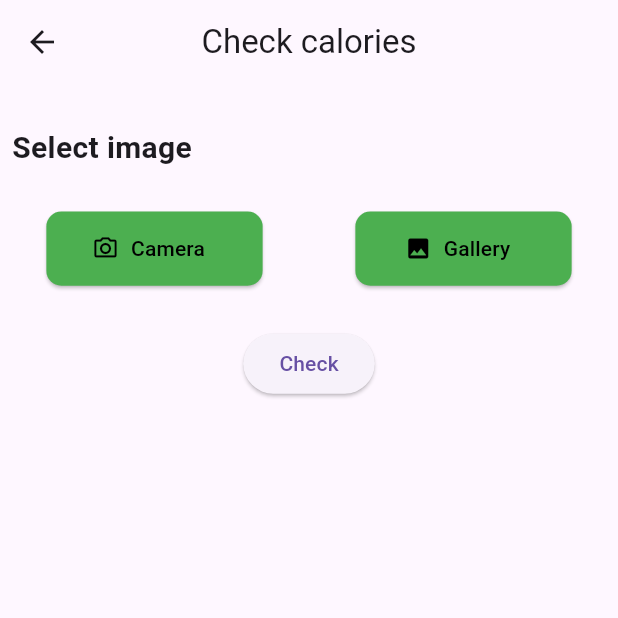
After one commit to MeAnandCB/food_calorie-_recomendation, a Flutter app: the NewCalorieCheck screen opened directly, after a tap on "Check", on a phone screen of 412 x 824 dp, the top half of it. The commit adds this screen. Run offline on Flutter 3.47's test engine with Material 3 defaults, Android fonts, the phone set to English and light mode, and no system bars; our stand-ins replace google_fonts, image_picker, shared_preferences; accounts and stored records are empty; network calls fail.

Commit message:
image posting, but 500 server error

```diff
--- a/lib/app_config/app_config.dart
+++ b/lib/app_config/app_config.dart
@@ -1,6 +1,6 @@
 class AppConfig {
-  static String baseurl = "http://10.11.0.221:8000/accounts/";
-  static String mediaurl="http://10.11.0.221:8000/";
+  static String baseurl = "http://10.0.2.2:8000/accounts/";
+  static String mediaurl="http://10.11.0.237:8000/";
   static const String loginData = 'loginData';
   static const String status = "status";
   static const String token = "token";
--- a/lib/global_widget/image_icon_button.dart
+++ b/lib/global_widget/image_icon_button.dart
@@ -9,8 +9,8 @@ class ImageIconButton extends StatelessWidget {
   final Color iconColor;
   final Color buttonColor;
 
-   ImageIconButton({
-    // Key key,
+  const ImageIconButton({
+    super.key,
     required this.width,
     required this.height,
     required this.onPressed,
@@ -19,7 +19,8 @@ class ImageIconButton extends StatelessWidget {
     this.iconColor = Colors.black,
     this.buttonColor = Colors.green,
   });
-      // : super(key: key);
+
+  // : super(key: key);
 
   @override
   Widget build(BuildContext context) {
--- a/lib/main.dart
+++ b/lib/main.dart
@@ -1,18 +1,20 @@
 import 'package:flutter/material.dart';
 import 'package:food_calorie_recognition/presentation/check_calorie/controller/check_calorie_controller.dart';
 import 'package:food_calorie_recognition/presentation/login/controller/login_controller.dart';
+import 'package:food_calorie_recognition/presentation/new_check_calorie/new_calorie_controller.dart';
 import 'package:food_calorie_recognition/presentation/register/controller/register_controller.dart';
 import 'package:food_calorie_recognition/presentation/splash/view/splash_screen.dart';
 import 'package:provider/provider.dart';
 
 void main() {
   runApp(
-    MultiProvider(providers: [
-      ChangeNotifierProvider(create: (context)=>RegisterController()),
-      ChangeNotifierProvider(create: (context)=>LoginController()),
-      ChangeNotifierProvider(create: (context)=>CheckcalorieController())
-    ],
-    child: const MyApp(),)
+      MultiProvider(providers: [
+        ChangeNotifierProvider(create: (context) => RegisterController()),
+        ChangeNotifierProvider(create: (context) => LoginController()),
+        ChangeNotifierProvider(create: (context) => CheckcalorieController()),
+        ChangeNotifierProvider(create: (context) => NewCalorieController())
+      ],
+        child: const MyApp(),)
   );
 }
 
@@ -23,6 +25,7 @@ class MyApp extends StatelessWidget {
   Widget build(BuildContext context) {
     return MaterialApp(
       home: SplashScreen(),
+      debugShowCheckedModeBanner: false,
     );
   }
 }
--- a/lib/presentation/home/view/home_page.dart
+++ b/lib/presentation/home/view/home_page.dart
@@ -1,5 +1,6 @@
 import 'package:flutter/material.dart';
 import 'package:food_calorie_recognition/presentation/check_calorie/view/check_calorie_view.dart';
+import 'package:food_calorie_recognition/presentation/new_check_calorie/new_check_calorie.dart';
 
 class HomePage extends StatefulWidget {
   const HomePage({super.key});
@@ -39,7 +40,7 @@ class _HomePageState extends State<HomePage> {
             ),
             SizedBox(height: 30),
             ElevatedButton(onPressed: (){
-              Navigator.push(context, MaterialPageRoute(builder: (contex)=>CheckCalorie()));
+              Navigator.push(context, MaterialPageRoute(builder: (context)=>NewCalorieCheck()));
             }, child: Text("check calories"))
           ],
         ),
--- /dev/null
+++ b/lib/presentation/new_check_calorie/new_calorie_controller.dart
@@ -0,0 +1,76 @@
+import 'dart:developer';
+import 'dart:io';
+
+import 'package:flutter/material.dart';
+import 'package:http/http.dart' as http;
+
+import '../../../app_config/app_config.dart';
+import '../../core/constatns/app_utils.dart';
+
+class NewCalorieController extends ChangeNotifier {
+  Future<void> calCheck(
+    BuildContext context,
+    File? image,
+  ) async {
+    try {
+      var url = "${AppConfig.baseurl}checkcalorie/";
+      onUploadImage(url, image).then((value) {
+        log(">>>>>>>>>>>>> ${value.statusCode}");
+        if (value.statusCode == 200) {
+          // Navigator.pop(context);
+          // var message = jsonDecode(value.body)["response"];
+          AppUtils.oneTimeSnackBar("done",
+              context: context, bgColor: Colors.green, time: 3);
+        } else {
+          // var message = jsonDecode(value.body)["error"];
+          AppUtils.oneTimeSnackBar("not done", context: context,bgColor: Colors.red);
+        }
+      });
+    } catch (e) {
+      AppUtils.oneTimeSnackBar("Catch error", context: context,bgColor: Colors.red);
+    }
+  }
+  // Future<void> _uploadImage() async {
+  //   if (_image == null) {
+  //     // Show an error message or handle the case where no image is selected
+  //     log("pic not selected");
+  //     return;
+  //   }
+  //
+  //   final url = Uri.parse('http://10.11.0.237:8000/accounts/checkcalorie/');
+  //   final request = http.MultipartRequest('POST', url);
+  //   request.files.add(await http.MultipartFile.fromPath('image', _image.... ));
+  //
+  //   final response = await http.Response.fromStream(await request.send());
+  //   log(response.statusCode.toString());
+  //   if (response.statusCode == 200) {
+  //     // Handle success, maybe show a success message
+  //     log("success");
+  //   } else {
+  //     // Handle error, maybe show an error message
+  //     log("failed");
+  //   }
+  // }
+  Future<http.Response> onUploadImage(String url, File? selectedImage) async {
+    var request = http.MultipartRequest('POST', Uri.parse(url));
+    Map<String, String> headers = {"Content-type": "multipart/form-data"};
+    if (selectedImage != null) {
+      log("image size -> ${selectedImage.lengthSync()} bytes <<<<<<<<<<Size in bytes>>>>>>>>>>");
+      request.files.add(
+        await http.MultipartFile.fromPath(
+          'image',
+          selectedImage.path,
+        ),
+      );
+    }
+    // request.fields['image'] = selectedImage!.path;
+    request.headers.addAll(headers);
+    log("request:----->> $request");
+    var res = await request.send();
+    log("Request URL>>>>>: $url");
+    // print("Request Headers>>>>>>>: $headers");
+    log("Request Body: ${request.fields},Files>>>> ${request.files}");
+    log("reason>>>>${res.reasonPhrase.toString()}");
+    return await http.Response.fromStream(res);
+  }
+}
--- /dev/null
+++ b/lib/presentation/new_check_calorie/new_check_calorie.dart
@@ -0,0 +1,108 @@
+import 'dart:io';
+
+import 'package:flutter/material.dart';
+import 'package:food_calorie_recognition/presentation/new_check_calorie/new_calorie_controller.dart';
+import 'package:image_picker/image_picker.dart';
+import 'package:provider/provider.dart';
+
+import '../../global_widget/image_icon_button.dart';
+
+class NewCalorieCheck extends StatefulWidget {
+  const NewCalorieCheck({Key? key}) : super(key: key);
+
+  @override
+  _NewCalorieCheckState createState() => _NewCalorieCheckState();
+}
+
+class _NewCalorieCheckState extends State<NewCalorieCheck> {
+
+  File? image;
+
+
+  Future<void> _getImage(ImageSource source) async {
+    final pickedFile = await ImagePicker().pickImage(source: source);
+    if (pickedFile != null) {
+      setState(() {
+        image = File(pickedFile.path);
+      });
+    }
+  }
+
+  @override
+  Widget build(BuildContext context) {
+    var size = MediaQuery.of(context).size;
+    var width = size.width;
+    return Scaffold(
+      appBar: AppBar(
+        title: Text("Check calories"),
+        centerTitle: true,
+      ),
+      body: Column(
+        children: [
+          SizedBox(
+            height: 20,
+          ),
+          Row(
+            mainAxisAlignment: MainAxisAlignment.start,
+            children: [
+              Padding(
+                padding: const EdgeInsets.all(8.0),
+                child: Text(
+                  "Select image",
+                  style: TextStyle(fontWeight: FontWeight.bold, fontSize: 20),
+                ),
+              ),
+            ],
+          ),
+          SizedBox(
+            height: 20,
+          ),
+          Row(
+            mainAxisAlignment: MainAxisAlignment.spaceAround,
+            children: [
+              ImageIconButton(
+                width: width * .35,
+                height: size.height * .06,
+                onPressed: () => _getImage(ImageSource.camera),
+                icon: Icons.camera_alt_outlined,
+                label: 'Camera',
+              ),
+              ImageIconButton(
+                width: width * .35,
+                height: size.height * .06,
+                onPressed: () => _getImage(ImageSource.gallery),
+                icon: Icons.photo,
+                label: 'Gallery',
+              ),
+            ],
+          ),
+          image != null
+              ?
+              // if (image != null)
+              Container(
+                  margin: EdgeInsets.symmetric(vertical: 20),
+                  height: 200,
+                  width: 200,
+                  child: Image.file(
+                    image!,
+                    fit: BoxFit.cover,
+                  ),
+                )
+              : SizedBox(height: 20),
+          Padding(
+            padding: const EdgeInsets.all(8.0),
+            child: ElevatedButton(
+                onPressed: () {
+                  Provider.of<NewCalorieController>(context, listen: false)
+                      .calCheck(context, image);
+                  setState(() {
+                    image = null;
+                  });
+                },
+                child: Text("Check")),
+          )
+        ],
+      ),
+    );
+  }
+}
```
